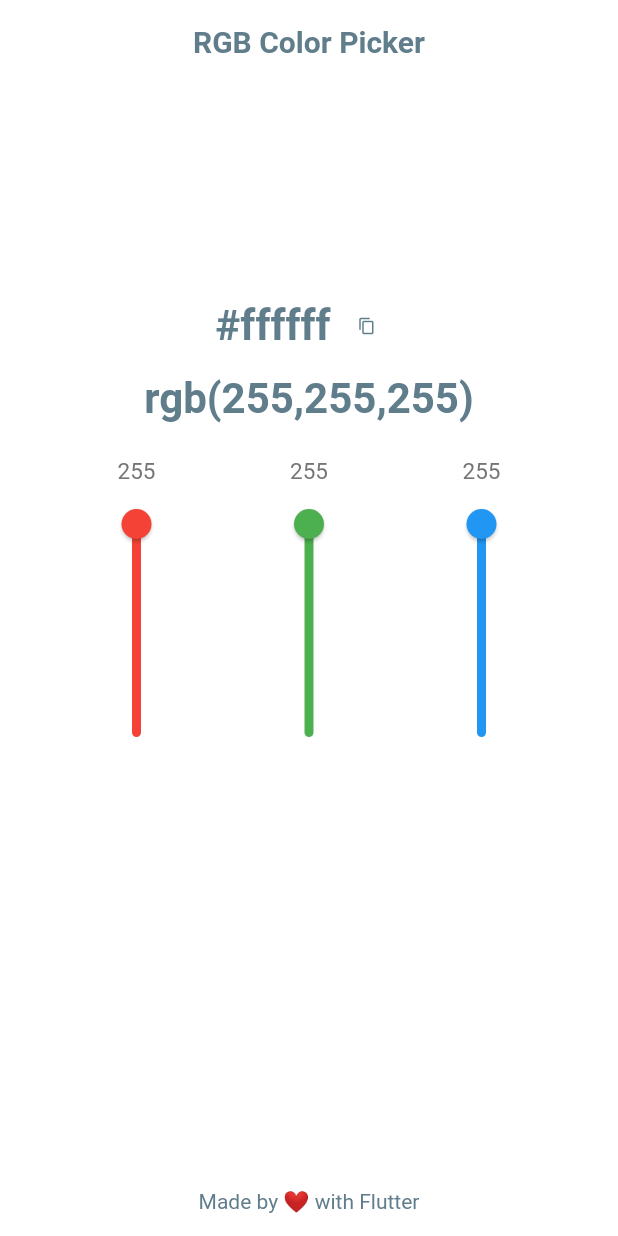
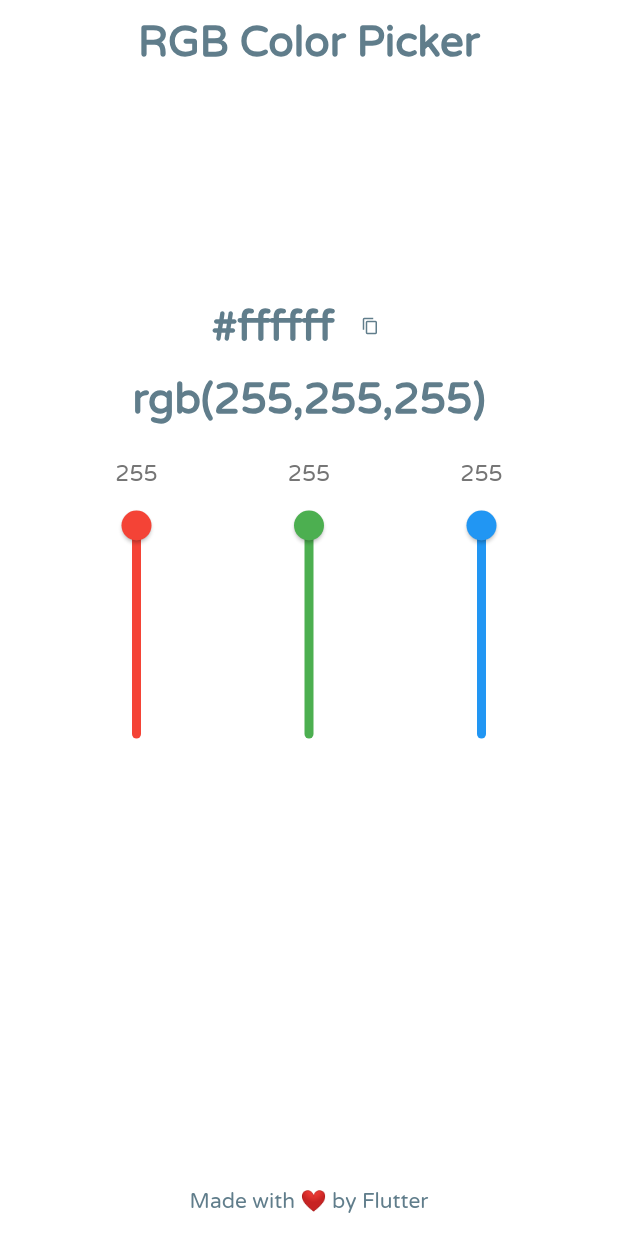
Before and after one commit to nweligalla/Flutter-RGB-color-picker, a Flutter app: the screen it shows after launch, on a phone screen of 412 x 824 dp. Run offline on Flutter 3.47's test engine with Material 2 defaults, Android fonts, the phone set to English and light mode, and no system bars.

Commit message:
added font and slider Theme data

```diff
--- a/lib/color_screen.dart
+++ b/lib/color_screen.dart
@@ -102,7 +102,7 @@ class _ColorScreenState extends State<ColorScreen> {
             child: Column(
               children: [
                 Text(
-                  "Made by ❤️ with Flutter",
+                  "Made with ❤️ by Flutter",
                   style: Theme.of(context).textTheme.subtitle1,
                 ),
                 SizedBox(
--- a/lib/main.dart
+++ b/lib/main.dart
@@ -20,21 +20,26 @@ class MyApp extends StatelessWidget {
           bodyText1: TextStyle(
             color: Colors.blueGrey,
             fontWeight: FontWeight.bold,
-              fontSize: 20,
+            fontFamily: "VarelaRound",
+            fontSize: 28,
           ),
           bodyText2: TextStyle(
             color: Colors.blueGrey,
             fontWeight: FontWeight.bold,
+            fontFamily: "VarelaRound",
             fontSize: 28,
           ),
           subtitle1: TextStyle(
             fontSize: 14,
+            fontFamily: "VarelaRound",
             color: Colors.blueGrey,
           ),
           caption: TextStyle(
             fontSize: 15,
+            fontFamily: "VarelaRound",
             color: Colors.grey[600],
-            )),
+          ),
+        ),
       ),
     );
   }
--- a/lib/widgets/color_slider.dart
+++ b/lib/widgets/color_slider.dart
@@ -20,14 +20,19 @@ class ColorSlider extends StatelessWidget {
         ),
         RotatedBox(
           quarterTurns: -1,
+          child: SliderTheme(
+            data: SliderTheme.of(context).copyWith(
+              activeTrackColor: color,
+              inactiveTrackColor: Colors.grey[350],
+              thumbColor: color,
+            ),
             child: Slider(
               value: currentValue.toDouble(),
               onChanged: onChanged,
               divisions: 255,
-            activeColor: color,
-            inactiveColor: Colors.grey[800],
               min: 0,
               max: 255,
+            ),
           ),
         )
       ],
```
Also changed, not shown: pubspec.yaml (+4 -4 lines), fonts/VarelaRound-Regular.ttf (added). Lines whose indentation alone changed are shown as unchanged.
